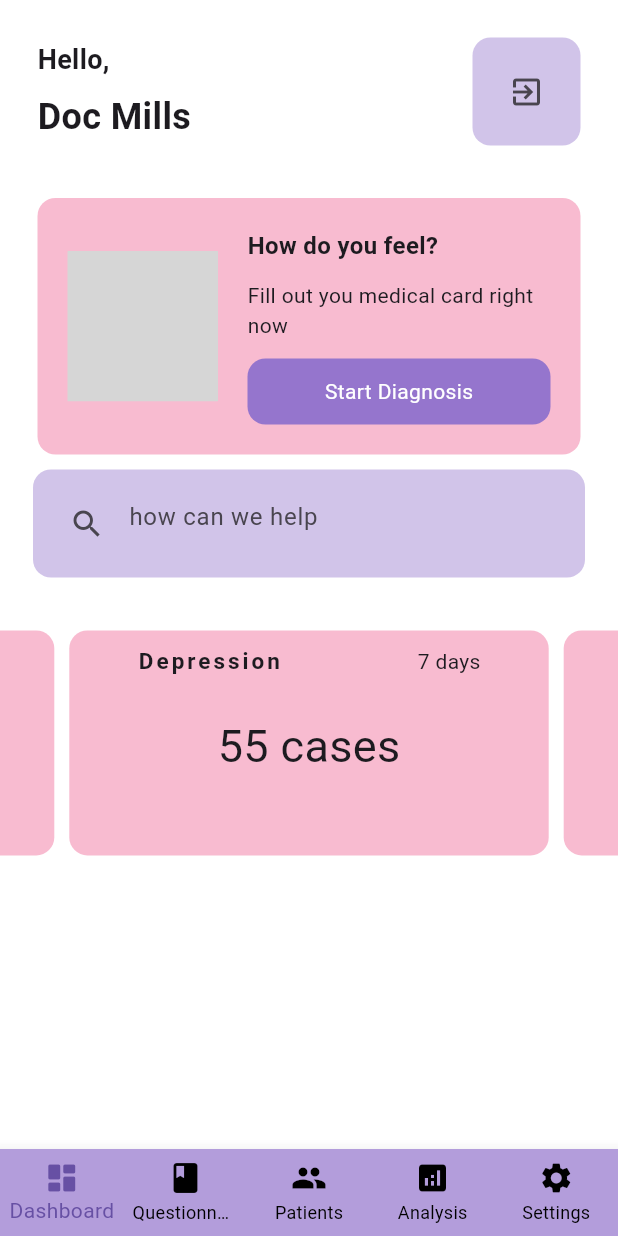
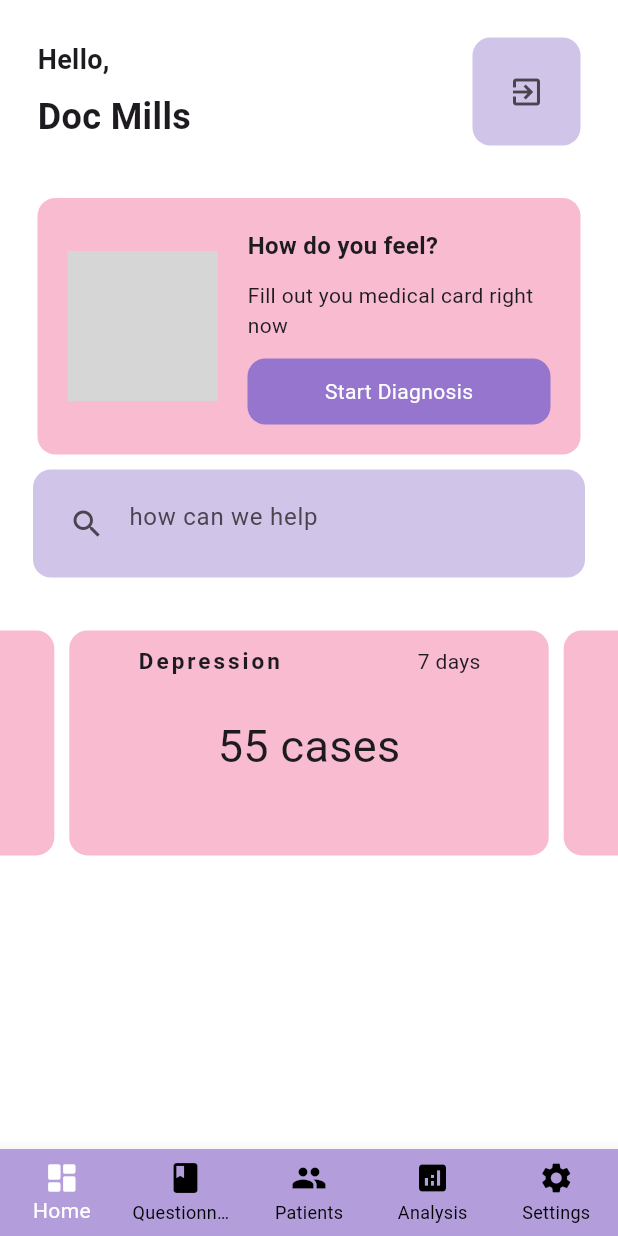
Before and after one commit to Wozniak19/metal_health, a Flutter app: the Dash screen opened directly, after a tap on "Home", on a phone screen of 412 x 824 dp. Run offline on Flutter 3.47's test engine with Material 3 defaults, Android fonts, the phone set to English and light mode, and no system bars; drawn by our look-alikes of carousel_slider; our stand-ins replace firebase_auth, firebase_core, fl_chart, lottie; accounts and stored records are empty; network calls fail; grey boxes are pictures that could not be loaded.

Commit message:
navbar fixed

```diff
--- a/lib/pages/allpages.dart
+++ b/lib/pages/allpages.dart
@@ -20,3 +20,4 @@ export 'report.dart';
 export 'treatment.dart';
 export 'auth.dart';
 export 'splash.dart';
+export 'home.dart';
--- a/lib/pages/auth.dart
+++ b/lib/pages/auth.dart
@@ -47,7 +47,7 @@ class _AuthScreenState extends State<AuthScreen> {
   @override
   Widget build(BuildContext context) {
     return Scaffold(
-      backgroundColor: Color.fromARGB(200, 13, 32, 14),
+      backgroundColor: const Color(0x000f1d1b),
       body: Center(
         child: SingleChildScrollView(
           child: Column(
@@ -62,7 +62,7 @@ class _AuthScreenState extends State<AuthScreen> {
                 ),
                 width: 200,
                 child: Image.asset(
-                  'assets/images/mental111.jpg',
+                  'assets/images/mental12.png',
                 ),
               ),
               Card(
--- a/lib/pages/dashboard.dart
+++ b/lib/pages/dashboard.dart
@@ -88,7 +88,7 @@ class _DashState extends State<Dash> {
                           Navigator.push(
                             context,
                             MaterialPageRoute(
-                              builder: (context) => const HomePage(),
+                              builder: (context) => const Home(),
                             ),
                           );
                         });
--- /dev/null
+++ b/lib/pages/home.dart
@@ -0,0 +1,61 @@
+import 'package:flutter/material.dart';
+import 'package:metal_health/pages/allpages.dart';
+
+class Home extends StatefulWidget {
+  const Home({super.key});
+
+  @override
+  State<Home> createState() => _HomeState();
+}
+
+int _currentIndex = 0;
+List<Widget> pages = [
+  HomePage(),
+  Questionnaire(),
+  Patient(),
+  Analysis(),
+  Settings(),
+];
+
+class _HomeState extends State<Home> {
+  @override
+  Widget build(BuildContext context) {
+    return Scaffold(
+      bottomNavigationBar: BottomNavigationBar(
+        unselectedItemColor: Colors.black,
+        selectedItemColor: Colors.white,
+        backgroundColor: Colors.deepPurple[200],
+        currentIndex: _currentIndex,
+        onTap: (index) {
+          setState(() {
+            _currentIndex = index;
+          });
+        },
+        type: BottomNavigationBarType.fixed,
+        items: const [
+          BottomNavigationBarItem(
+            icon: Icon(Icons.dashboard_rounded),
+            label: 'Home',
+          ),
+          BottomNavigationBarItem(
+            icon: Icon(Icons.book),
+            label: 'Questionnaire',
+          ),
+          BottomNavigationBarItem(
+            icon: Icon(Icons.people),
+            label: 'Patients',
+          ),
+          BottomNavigationBarItem(
+            icon: Icon(Icons.analytics),
+            label: 'Analysis',
+          ),
+          BottomNavigationBarItem(
+            icon: Icon(Icons.settings),
+            label: 'Settings',
+          ),
+        ],
+      ),
+      body: pages[_currentIndex],
+    );
+  }
+}
--- a/lib/pages/home_page.dart
+++ b/lib/pages/home_page.dart
@@ -52,36 +52,11 @@ class _HomePageState extends State<HomePage> {
       mhd_Cases: 88,
     ),
   ];
-  List<Widget> pages = [];
-  int selectedIndex = 0;
-  void _navigateBottomBar(int index) {
-    setState(() {
-      selectedIndex = index;
-    });
-  }
 
   @override
   Widget build(BuildContext context) {
     return Scaffold(
       backgroundColor: Colors.white,
-      bottomNavigationBar: BottomNavigationBar(
-        unselectedItemColor: Colors.black,
-        backgroundColor: Colors.deepPurple[200],
-        currentIndex: selectedIndex,
-        onTap: _navigateBottomBar,
-        type: BottomNavigationBarType.fixed,
-        items: [
-          BottomNavigationBarItem(
-              icon: Icon(Icons.dashboard_rounded), label: 'Dashboard'),
-          BottomNavigationBarItem(
-              icon: Icon(Icons.book), label: 'Questionnaire'),
-          BottomNavigationBarItem(icon: Icon(Icons.people), label: 'Patients'),
-          BottomNavigationBarItem(
-              icon: Icon(Icons.analytics), label: 'Analysis'),
-          BottomNavigationBarItem(
-              icon: Icon(Icons.settings), label: 'Settings'),
-        ],
-      ),
       body: SafeArea(
         child: Column(
           //App bar
@@ -231,9 +206,10 @@ class _HomePageState extends State<HomePage> {
             ),
             //Graph Area
             Expanded(
-                child: Container(
-              color: Colors.white,
-            ))
+              child: Container(
+                color: Colors.white,
+              ),
+            )
           ],
         ),
       ),
```
Also changed, not shown: assets/images/mental12.png (added).
